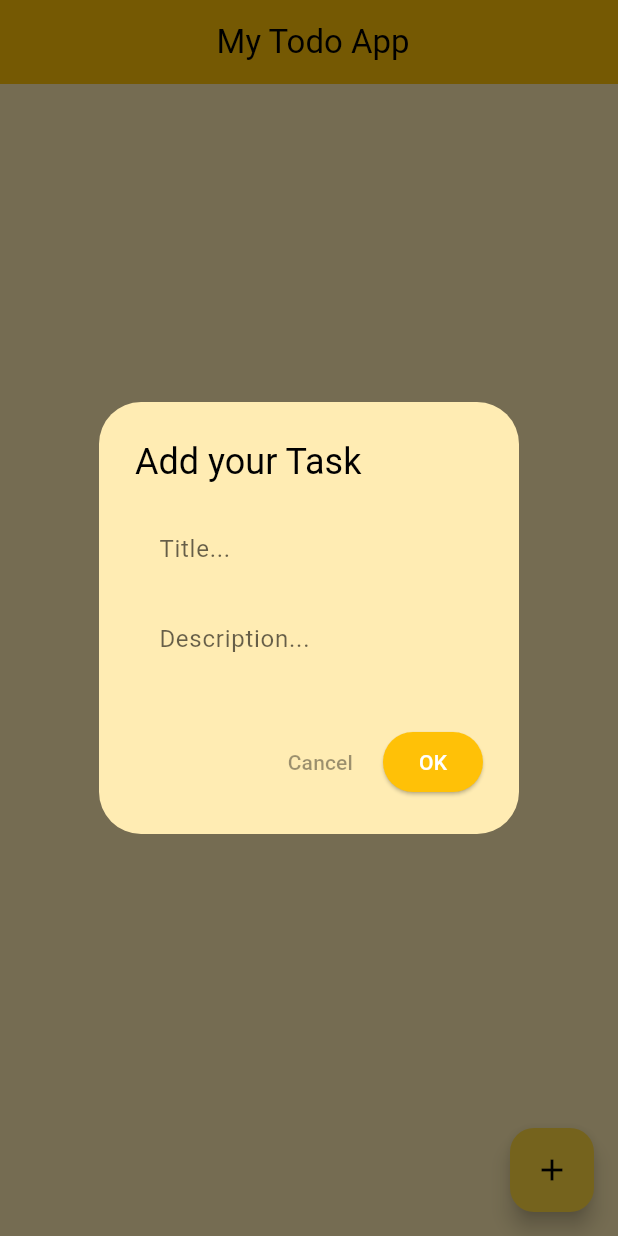
After one commit to the-eternalXchaos/todo_bloc, a Flutter app: the screen it shows after launch, after a tap on the "add" icon, on a phone screen of 412 x 824 dp. The commit adds this screen. Run offline on Flutter 3.47's test engine with Material 3 defaults, Android fonts, the phone set to English and light mode, and no system bars; our stand-ins replace equatable, flutter_bloc, flutter_slidable, hydrated_bloc.

Commit message:
todo app using bloc

```diff
--- /dev/null
+++ b/lib/app_theme.dart
@@ -0,0 +1,25 @@
+import 'package:flutter/material.dart';
+
+ThemeData appTheme() {
+  final colorScheme = ColorScheme.light(
+    surface: Colors.amber.shade100,
+    onSurface: Colors.black,
+    primary: Colors.amber,
+    secondary: Colors.amberAccent,
+    onSecondary: Colors.black,
+  );
+
+  return ThemeData(
+    colorScheme: colorScheme,
+    primaryColor: colorScheme.primary,
+    scaffoldBackgroundColor: colorScheme.surface,
+    appBarTheme: AppBarTheme(
+      backgroundColor: colorScheme.primary,
+      foregroundColor: colorScheme.onSurface,
+    ),
+    floatingActionButtonTheme: FloatingActionButtonThemeData(
+      backgroundColor: colorScheme.secondary,
+      foregroundColor: colorScheme.onSecondary,
+    ),
+  );
+}
--- /dev/null
+++ b/lib/components/app_alert_box.dart
@@ -0,0 +1,50 @@
+import 'package:flutter/material.dart';
+
+class AppAlertDialog extends StatelessWidget {
+  final String title;
+  final Widget content;
+
+  final bool Function()? onConfirm;
+
+  const AppAlertDialog({
+    super.key,
+    required this.title,
+    required this.content,
+    this.onConfirm,
+  });
+
+  @override
+  Widget build(BuildContext context) {
+    return AlertDialog(
+      title: Text(title),
+      content: content,
+      actions: [
+        TextButton(
+          onPressed: () => Navigator.of(context).pop(),
+          style: TextButton.styleFrom(
+            foregroundColor: Theme.of(
+              context,
+            ).colorScheme.onSurfaceVariant.withAlpha(100),
+          ),
+          child: const Text('Cancel'),
+        ),
+        ElevatedButton(
+          onPressed: () {
+            if (onConfirm != null) {
+              if (onConfirm!()) {
+                Navigator.of(context).pop();
+              }
+            } else {
+              Navigator.of(context).pop();
+            }
+          },
+          style: ElevatedButton.styleFrom(
+            backgroundColor: Theme.of(context).colorScheme.primary,
+            foregroundColor: Theme.of(context).colorScheme.onPrimary,
+          ),
+          child: const Text('OK'),
+        ),
+      ],
+    );
+  }
+}
--- /dev/null
+++ b/lib/components/app_text_field.dart
@@ -0,0 +1,86 @@
+import 'package:flutter/material.dart';
+
+class AppTextField extends StatelessWidget {
+  final TextEditingController? controller;
+  final String? initialValue;
+  final String? hintText;
+  final String? labelText;
+  final Color? cursorColor;
+  final Widget? prefixIcon;
+  final Widget? suffixIcon;
+  final bool obscureText;
+  final InputBorder? focusedBorder;
+  final TextStyle? labelStyle;
+  final TextInputType keyboardType;
+  final int maxLines;
+  final bool enabled;
+  final String? Function(String?)? validator;
+  final void Function(String)? onChanged;
+
+  const AppTextField({
+    super.key,
+    this.controller,
+    this.initialValue,
+    this.hintText,
+    this.labelStyle,
+    this.cursorColor,
+    this.labelText,
+    this.prefixIcon,
+    this.focusedBorder,
+    this.suffixIcon,
+    this.obscureText = false,
+    this.keyboardType = TextInputType.text,
+    this.maxLines = 1,
+    this.enabled = true,
+    this.validator,
+    this.onChanged,
+  });
+
+  @override
+  Widget build(BuildContext context) {
+    final theme = Theme.of(context);
+
+    return TextFormField(
+      controller: controller,
+      initialValue: controller == null ? initialValue : null,
+      obscureText: obscureText,
+      keyboardType: keyboardType,
+      maxLines: obscureText ? 1 : maxLines,
+      enabled: enabled,
+      validator: validator,
+      onChanged: onChanged,
+      cursorColor: cursorColor ?? theme.colorScheme.primary,
+      decoration: InputDecoration(
+        hintText: hintText,
+        labelText: labelText,
+        labelStyle:
+            labelStyle ??
+            theme.textTheme.bodyLarge?.copyWith(
+              color: theme.colorScheme.onSurface.withAlpha(153),
+            ),
+        prefixIcon: prefixIcon,
+        suffixIcon: suffixIcon,
+        focusedBorder:
+            focusedBorder ??
+            OutlineInputBorder(
+              borderRadius: BorderRadius.circular(8.0),
+              borderSide: BorderSide(
+                color: theme.colorScheme.primary,
+                width: 2.0,
+              ),
+            ),
+
+        filled: true,
+        fillColor: theme.colorScheme.surface.withAlpha(13),
+        border: OutlineInputBorder(
+          borderRadius: BorderRadius.circular(8.0),
+          borderSide: BorderSide.none,
+        ),
+        contentPadding: const EdgeInsets.symmetric(
+          horizontal: 12,
+          vertical: 14,
+        ),
+      ),
+    );
+  }
+}
--- a/lib/home_page.dart
+++ b/lib/home_page.dart
@@ -0,0 +1,121 @@
+import 'package:flutter/material.dart';
+import 'package:flutter_bloc/flutter_bloc.dart';
+import 'package:todo_bloc/components/app_alert_box.dart';
+import 'package:todo_bloc/components/app_text_field.dart';
+import 'package:todo_bloc/data/todo.dart';
+import 'package:todo_bloc/todo_bloc/todo_bloc.dart';
+import 'package:todo_bloc/todo_list_tile.dart';
+
+class HomePage extends StatefulWidget {
+  const HomePage({super.key});
+
+  @override
+  State<HomePage> createState() => _HomePageState();
+}
+
+class _HomePageState extends State<HomePage> {
+  // add todo
+  void addTodo(Todo todo) {
+    context.read<TodoBloc>().add(AddTodo(todo));
+  }
+
+  // remove todo
+  void removeTodo(Todo todo) {
+    context.read<TodoBloc>().add(RemoveTodo(todo));
+  }
+
+  // toggle todo
+  void toggleTodo(int index) {
+    context.read<TodoBloc>().add(ToggleTodo(index));
+  }
+
+  @override
+  Widget build(BuildContext context) {
+    return Scaffold(
+      appBar: AppBar(title: Text(' My Todo App'), centerTitle: true),
+      floatingActionButton: FloatingActionButton(
+        onPressed: () {
+          // show the  dialouge for it
+          showDialog(
+            barrierDismissible: false,
+            context: context,
+            builder: (context) {
+              final formKey = GlobalKey<FormState>();
+              TextEditingController titleController = TextEditingController();
+              TextEditingController descriptionController =
+                  TextEditingController();
+              return AppAlertDialog(
+                title: 'Add your Task',
+                content: Form(
+                  key: formKey,
+                  child: Column(
+                    mainAxisSize: MainAxisSize.min,
+                    children: [
+                      AppTextField(
+                        controller: titleController,
+                        labelText: 'Title...',
+                        validator: (value) {
+                          if (value == null || value.isEmpty) {
+                            return 'Please enter title';
+                          }
+                          return null;
+                        },
+                      ),
+                      SizedBox(height: 8),
+                      AppTextField(
+                        controller: descriptionController,
+                        labelText: 'Description...',
+                        validator: (value) {
+                          if (value == null || value.isEmpty) {
+                            return 'Please enter description';
+                          }
+                          return null;
+                        },
+                      ),
+                      SizedBox(height: 8),
+                    ],
+                  ),
+                ),
+                onConfirm: () {
+                  if (formKey.currentState?.validate() ?? false) {
+                    addTodo(
+                      Todo(
+                        title: titleController.text,
+                        subtitle: descriptionController.text,
+                      ),
+                    );
+                    titleController.text = '';
+                    descriptionController.text = '';
+                    return true;
+                  }
+                  return false;
+                },
+              );
+            },
+          );
+        },
+        child: Center(
+          child: Column(
+            crossAxisAlignment: CrossAxisAlignment.start,
+            mainAxisAlignment: MainAxisAlignment.center,
+            children: [Icon(Icons.add)],
+          ),
+        ),
+      ),
+      body: Padding(
+        padding: EdgeInsets.all(8),
+        child: BlocBuilder<TodoBloc, TodoState>(
+          builder: (context, state) {
+            if (state.status == TodoStatus.success) {
+              return const TodoListTile();
+            } else if (state.status == TodoStatus.initial) {
+              return Center(child: CircularProgressIndicator());
+            } else {
+              return Container();
+            }
+          },
+        ),
+      ),
+    );
+  }
+}
--- a/lib/main.dart
+++ b/lib/main.dart
@@ -1,22 +1,47 @@
 import 'package:flutter/material.dart';
+import 'package:flutter_bloc/flutter_bloc.dart';
+import 'package:hydrated_bloc/hydrated_bloc.dart';
+import 'package:path_provider/path_provider.dart';
+import 'package:todo_bloc/app_theme.dart';
+import 'package:todo_bloc/home_page.dart';
+import 'package:todo_bloc/todo_bloc/todo_bloc.dart';
 
-void main() {
-  runApp(const MyApp());
+void main() async {
+  WidgetsFlutterBinding.ensureInitialized();
+
+  try {
+    final appDir = await getApplicationDocumentsDirectory();
+    final storage = await HydratedStorage.build(
+      storageDirectory: HydratedStorageDirectory(appDir.path),
+    );
+
+    // Set Hydrated storage and start the app. Assigning to
+    // [HydratedBloc.storage] is fine as long as it's done before blocs are
+    // created. (Older/newer hydrated_bloc APIs may offer runZoned helpers.)
+    HydratedBloc.storage = storage;
+    runApp(const MyApp());
+  } catch (e) {
+    // If storage initialization fails for any reason, fall back to running
+    // the app without hydration so the app still starts.
+    runApp(const MyApp());
+  }
 }
 
 class MyApp extends StatelessWidget {
   const MyApp({super.key});
 
-  // This widget is the root of your application.
   @override
   Widget build(BuildContext context) {
     return MaterialApp(
-      title: 'Flutter Demo',
+      title: 'Todo App',
       debugShowCheckedModeBanner: false,
-      home: Scaffold(
-        appBar: AppBar(title: const Text('Flutter Demo Home Page')),
-        body: const Center(child: Text('Hello, World!')),
+      home: BlocProvider<TodoBloc>(
+        create: (context) => TodoBloc()..add(TodoStarted()),
+        child: const HomePage(),
       ),
+
+      // home:
+      theme: appTheme(),
     );
   }
 }
--- a/lib/todo_bloc/todo_bloc.dart
+++ b/lib/todo_bloc/todo_bloc.dart
@@ -1,14 +1,71 @@
-import 'package:bloc/bloc.dart';
 import 'package:equatable/equatable.dart';
+import 'package:hydrated_bloc/hydrated_bloc.dart';
 import 'package:todo_bloc/data/todo.dart';
 
 part 'todo_event.dart';
 part 'todo_state.dart';
 
-class TodoBloc extends Bloc<TodoEvent, TodoState> {
-  TodoBloc() : super(TodoInitial()) {
-    on<TodoEvent>((event, emit) {
-      // TODO: implement event handler
-    });
+class TodoBloc extends HydratedBloc<TodoEvent, TodoState> {
+  TodoBloc() : super(const TodoState()) {
+    on<TodoStarted>(_onStarted);
+
+    on<AddTodo>(_onAddTodo);
+    on<RemoveTodo>(_onRemoveTodo);
+    on<ToggleTodo>(_onToggleTodo);
+  }
+
+  void _onStarted(TodoStarted event, Emitter<TodoState> emit) {
+    if (state.status == TodoStatus.success) return;
+    emit(state.copyWith(todos: state.todos, status: TodoStatus.success));
+  }
+
+  // add todo
+  void _onAddTodo(AddTodo event, Emitter<TodoState> emit) {
+    emit(state.copyWith(status: TodoStatus.loading));
+
+    try {
+      List<Todo> temp = [];
+      temp.addAll(state.todos);
+      temp.insert(0, event.todo);
+      emit(state.copyWith(todos: temp, status: TodoStatus.success));
+    } catch (e) {
+      emit(state.copyWith(status: TodoStatus.error));
+    }
+  }
+
+  // delete todo method
+  void _onRemoveTodo(RemoveTodo event, Emitter<TodoState> emit) {
+    emit(state.copyWith(status: TodoStatus.loading));
+    try {
+      final updated = List<Todo>.from(state.todos);
+      updated.remove(event.todo);
+      emit(state.copyWith(todos: updated, status: TodoStatus.success));
+    } catch (e) {
+      emit(state.copyWith(status: TodoStatus.error));
+    }
+  }
+
+  // toggle todo method
+  void _onToggleTodo(ToggleTodo event, Emitter<TodoState> emit) {
+    emit(state.copyWith(status: TodoStatus.loading));
+    try {
+      // create a new list and replace the toggled todo with a copied instance
+      final updated = List<Todo>.from(state.todos);
+      final current = updated[event.index];
+      updated[event.index] = current.copyWith(isDone: !current.isDone);
+      emit(state.copyWith(todos: updated, status: TodoStatus.success));
+    } catch (e) {
+      emit(state.copyWith(status: TodoStatus.error));
+    }
+  }
+
+  @override
+  TodoState? fromJson(Map<String, dynamic> json) {
+    return TodoState.fromJson(json);
+  }
+
+  @override
+  Map<String, dynamic>? toJson(TodoState state) {
+    return state.toJson();
   }
 }
--- a/lib/todo_bloc/todo_state.dart
+++ b/lib/todo_bloc/todo_state.dart
@@ -1,8 +1,46 @@
 part of 'todo_bloc.dart';
 
-enum TodoState { initial, loading, loaded, error }
+enum TodoStatus { initial, loading, loaded, success, error }
 
 class TodoState extends Equatable {
   final List<Todo> todos;
   final TodoStatus status;
+
+  const TodoState({
+    this.todos = const <Todo>[],
+    this.status = TodoStatus.initial,
+  });
+
+  TodoState copyWith({TodoStatus? status, List<Todo>? todos}) {
+    return TodoState(todos: todos ?? this.todos, status: status ?? this.status);
+  }
+
+  factory TodoState.fromJson(Map<String, dynamic> json) {
+    try {
+      final todoList =
+          (json['todos'] as List<dynamic>?)
+              ?.map((e) => Todo.fromJson(e as Map<String, dynamic>))
+              .toList() ??
+          <Todo>[];
+
+      final status = TodoStatus.values.firstWhere(
+        (element) => element.name == (json['status'] as String?),
+        orElse: () => TodoStatus.initial,
+      );
+
+      return TodoState(todos: todoList, status: status);
+    } catch (_) {
+      return const TodoState();
+    }
+  }
+
+  Map<String, dynamic> toJson() {
+    return {
+      'todos': todos.map((t) => t.toJson()).toList(),
+      'status': status.name,
+    };
+  }
+
+  @override
+  List<Object> get props => [todos, status];
 }
--- /dev/null
+++ b/lib/todo_list_tile.dart
@@ -0,0 +1,85 @@
+import 'package:flutter/material.dart';
+import 'package:flutter_bloc/flutter_bloc.dart';
+import 'package:flutter_slidable/flutter_slidable.dart';
+import 'package:todo_bloc/components/app_alert_box.dart';
+import 'package:todo_bloc/data/todo.dart';
+import 'package:todo_bloc/todo_bloc/todo_bloc.dart';
+
+class TodoListTile extends StatelessWidget {
+  const TodoListTile({super.key});
+
+  @override
+  Widget build(BuildContext context) {
+    // remove todo
+    void removeTodo(Todo todo) {
+      context.read<TodoBloc>().add(RemoveTodo(todo));
+    }
+
+    // toggle todo
+    void toggleTodo(int index) {
+      context.read<TodoBloc>().add(ToggleTodo(index));
+    }
+
+    return BlocBuilder<TodoBloc, TodoState>(
+      builder: (context, state) {
+        return ListView.builder(
+          itemCount: state.todos.length,
+          itemBuilder: (context, index) {
+            final todo = state.todos[index];
+            return Card(
+              elevation: 3,
+              shape: RoundedRectangleBorder(
+                borderRadius: BorderRadius.circular(12.0),
+              ),
+              child: Slidable(
+                key: ValueKey('${todo.title}-$index'),
+                startActionPane: ActionPane(
+                  motion: const ScrollMotion(),
+                  children: [
+                    SlidableAction(
+                      onPressed: (_) {
+                        showDialog<void>(
+                          context: context,
+                          builder: (_) => AppAlertDialog(
+                            title: 'Delete Task',
+                            content: const Text(
+                              'Are you sure you want to delete this task?',
+                            ),
+                            onConfirm: () {
+                              removeTodo(todo);
+                              return true;
+                            },
+                          ),
+                        );
+                      },
+                      backgroundColor: Colors.red,
+                      foregroundColor: Colors.white,
+                      icon: Icons.delete,
+                      label: 'Delete',
+                    ),
+                  ],
+                ),
+                child: ListTile(
+                  title: Text(
+                    todo.title,
+                    style: TextStyle(
+                      decoration: todo.isDone
+                          ? TextDecoration.lineThrough
+                          : TextDecoration.none,
+                    ),
+                  ),
+                  subtitle: Text(todo.subtitle),
+                  onTap: () => context.read<TodoBloc>().add(ToggleTodo(index)),
+                  trailing: Checkbox(
+                    value: todo.isDone,
+                    onChanged: (_) => toggleTodo(index),
+                  ),
+                ),
+              ),
+            );
+          },
+        );
+      },
+    );
+  }
+}
--- a/pubspec.yaml
+++ b/pubspec.yaml
@@ -38,6 +38,8 @@ dependencies:
   flutter_bloc: ^9.1.1
   equatable: ^2.0.7
   meta: ^1.16.0
+  hydrated_bloc: ^10.1.1
+  path_provider: ^2.1.5
 
 dev_dependencies:
   flutter_test:
```
Also changed, not shown: lib/components/todo_box.dart (added, +31 -0 lines), lib/todo_bloc/todo_event.dart (line endings or trailing spaces), pubspec.lock, 77 other files.
